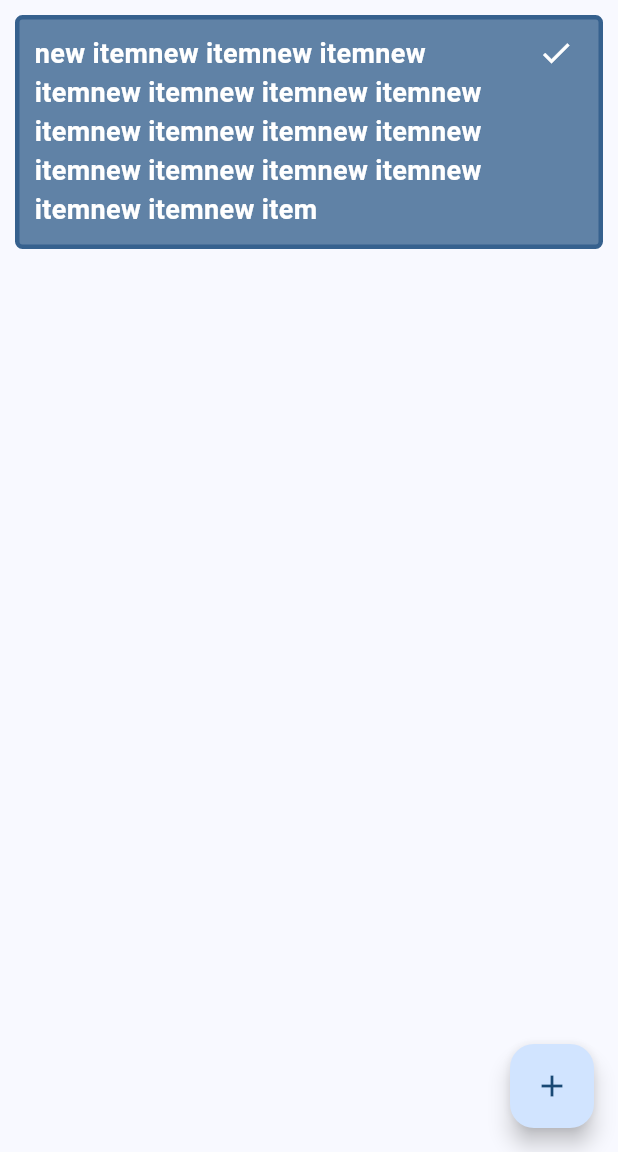
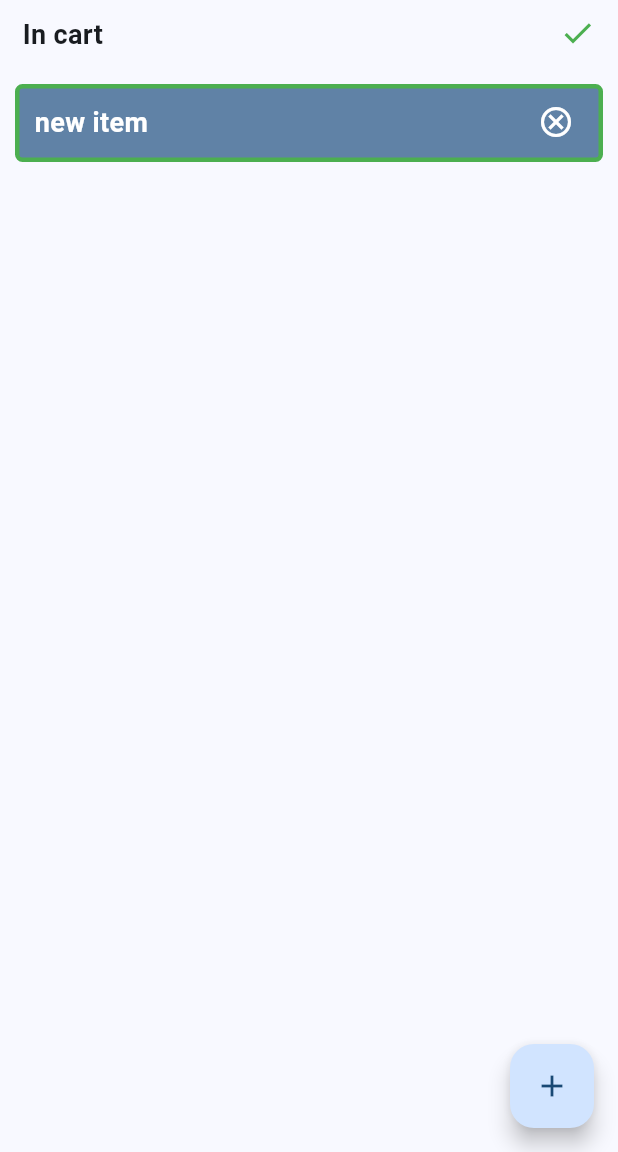
Before and after one commit to FBGFi/shopping-list, a Flutter app: the screen it shows after launch, after a tap on the "add" icon, after a tap on the "check" icon, on a phone screen of 412 x 824 dp, the part 84-1236 px from its top. Run offline on Flutter 3.47's test engine with Material 3 defaults, Android fonts, the phone set to English and light mode, and no system bars.

Commit message:
allow toggling items on and off

```diff
--- a/analysis_options.yaml
+++ b/analysis_options.yaml
@@ -1,28 +1,5 @@
-# This file configures the analyzer, which statically analyzes Dart code to
-# check for errors, warnings, and lints.
-#
-# The issues identified by the analyzer are surfaced in the UI of Dart-enabled
-# IDEs (https://dart.dev/tools#ides-and-editors). The analyzer can also be
-# invoked from the command line by running `flutter analyze`.
-
-# The following line activates a set of recommended lints for Flutter apps,
-# packages, and plugins designed to encourage good coding practices.
 include: package:flutter_lints/flutter.yaml
 
 linter:
-  # The lint rules applied to this project can be customized in the
-  # section below to disable rules from the `package:flutter_lints/flutter.yaml`
-  # included above or to enable additional rules. A list of all available lints
-  # and their documentation is published at https://dart.dev/lints.
-  #
-  # Instead of disabling a lint rule for the entire project in the
-  # section below, it can also be suppressed for a single line of code
-  # or a specific dart file by using the `// ignore: name_of_lint` and
-  # `// ignore_for_file: name_of_lint` syntax on the line or in the file
-  # producing the lint.
   rules:
-    # avoid_print: false  # Uncomment to disable the `avoid_print` rule
-    # prefer_single_quotes: true  # Uncomment to enable the `prefer_single_quotes` rule
-
-# Additional information about this file can be found at
-# https://dart.dev/guides/language/analysis-options
+    constant_identifier_names: false
--- a/lib/main.dart
+++ b/lib/main.dart
@@ -27,11 +27,22 @@ class ShoppingListPage extends StatefulWidget {
 }
 
 class _ShoppingListPageState extends State<ShoppingListPage> {
-  final List<String> _items = [];
+  List<ShoppingItem> _items = [];
   _addItem() {
     setState(() {
-      _items.add(
-          "new itemnew itemnew itemnew itemnew itemnew itemnew itemnew itemnew itemnew itemnew itemnew itemnew itemnew itemnew itemnew itemnew itemnew item");
+      _items.add(ShoppingItem(name: "new item"));
+    });
+  }
+
+  _toggleComplete(ShoppingItem item) {
+    setState(() {
+      item.complete = !item.complete;
+    });
+  }
+
+  _onCheckout() {
+    setState(() {
+      _items = _items.where((item) => !item.complete).toList();
     });
   }
 
@@ -40,33 +51,54 @@ class _ShoppingListPageState extends State<ShoppingListPage> {
     return Scaffold(
       appBar: AppBar(
           backgroundColor: Colors.blue, title: const Text("Shopping list")),
-      body: GroceriesList(items: _items),
+      body: ShoppingList(
+        items: _items,
+        toggleComplete: _toggleComplete,
+        onCheckout: _onCheckout,
+      ),
       floatingActionButton: FloatingActionButton(
           onPressed: _addItem, child: const Icon(Icons.add)),
     );
   }
 }
 
-class GroceriesList extends StatelessWidget {
-  const GroceriesList({super.key, required this.items});
-  final List<String> items;
+const BASE_UNITS = ["kpl", "g", "kg", "l"];
+
+class ShoppingItem {
+  String name;
+  late int quantity;
+  late String unit;
+  late bool complete;
+  ShoppingItem(
+      {required this.name,
+      this.quantity = 1,
+      this.unit = "kpl",
+      this.complete = false});
+}
+
+class ShoppingListItem extends StatelessWidget {
+  const ShoppingListItem(
+      {super.key, required this.item, required this.toggleComplete});
+  final ShoppingItem item;
+  final Function(ShoppingItem item) toggleComplete;
+
+  _toggleComplete() {
+    toggleComplete(item);
+  }
 
   @override
   Widget build(BuildContext context) {
-    return ListView(
-        children: items
-            .map((item) => Padding(
+    return Padding(
         padding: const EdgeInsets.all(10),
         child: Container(
             decoration: BoxDecoration(
                 borderRadius: BorderRadius.circular(5),
                 border: Border.all(
-                            color: Theme.of(context).colorScheme.primary,
+                    color: item.complete
+                        ? Colors.green
+                        : Theme.of(context).colorScheme.primary,
                     width: 3),
-                        color: Theme.of(context)
-                            .colorScheme
-                            .primary
-                            .withAlpha(200)),
+                color: Theme.of(context).colorScheme.primary.withAlpha(200)),
             child: Padding(
                 padding: const EdgeInsets.all(10),
                 child: Wrap(
@@ -75,32 +107,143 @@ class GroceriesList extends StatelessWidget {
                     children: [
                       FractionallySizedBox(
                         widthFactor: 0.85,
-                                child: Text(item,
+                        child: Text(item.name,
                             style: TextStyle(
                                 fontSize: 18,
                                 fontWeight: FontWeight.bold,
-                                        color: Theme.of(context)
-                                            .colorScheme
-                                            .onPrimary)),
+                                color:
+                                    Theme.of(context).colorScheme.onPrimary)),
                       ),
                       const FractionallySizedBox(
                         widthFactor: 0.05,
                       ),
                       FractionallySizedBox(
                           widthFactor: 0.1,
-                                child: IconButton(
-                                  onPressed: () {},
-                                  color:
-                                      Theme.of(context).colorScheme.onPrimary,
+                          child: ZeroHeightIconButton(
+                              icon: Icon(item.complete
+                                  ? Icons.cancel_outlined
+                                  : Icons.check),
+                              color: Theme.of(context).colorScheme.onPrimary,
+                              onPressed: _toggleComplete)),
+                    ]))));
+  }
+}
+
+class ShoppingList extends StatelessWidget {
+  const ShoppingList(
+      {super.key,
+      required this.items,
+      required this.toggleComplete,
+      required this.onCheckout});
+  final List<ShoppingItem> items;
+  final Function(ShoppingItem item) toggleComplete;
+  final Function() onCheckout;
+
+  @override
+  Widget build(BuildContext context) {
+    List<ShoppingItem> remainingItems =
+        items.where((item) => !item.complete).toList();
+    List<ShoppingItem> completedItems =
+        items.where((item) => item.complete).toList();
+    return ListView(children: [
+      ...remainingItems.map((item) => ShoppingListItem(
+            item: item,
+            toggleComplete: toggleComplete,
+          )),
+      ...(completedItems.isNotEmpty
+          ? [CheckoutItem(onCheckout: onCheckout)]
+          : []),
+      ...completedItems.map((item) => ShoppingListItem(
+            item: item,
+            toggleComplete: toggleComplete,
+          )),
+    ]);
+  }
+}
+
+class CheckoutItem extends StatefulWidget {
+  const CheckoutItem({super.key, required this.onCheckout});
+
+  final Function() onCheckout;
+
+  @override
+  State<CheckoutItem> createState() => _CheckoutItemState();
+}
+
+class _CheckoutItemState extends State<CheckoutItem> {
+  bool _checkingOut = false;
+
+  _toggleConfirmation() {
+    setState(() {
+      _checkingOut = !_checkingOut;
+    });
+  }
+
+  _onCheckout() {
+    setState(() {
+      _checkingOut = false;
+      widget.onCheckout();
+    });
+  }
+
+  @override
+  Widget build(BuildContext context) {
+    return Padding(
+        padding:
+            const EdgeInsets.only(left: 15, top: 10, right: 15, bottom: 10),
+        child: Wrap(
+            direction: Axis.horizontal,
+            alignment: WrapAlignment.spaceBetween,
+            children: [
+              Text(_checkingOut ? "Are you sure?" : "In cart",
+                  style: const TextStyle(
+                    fontSize: 18,
+                    fontWeight: FontWeight.bold,
+                  )),
+              _checkingOut
+                  ? Wrap(direction: Axis.horizontal, children: [
+                      ZeroHeightIconButton(
+                        onPressed: _onCheckout,
                         icon: const Icon(Icons.check),
+                        color: Colors.green,
+                      ),
+                      Container(
+                        width: 10,
+                      ),
+                      ZeroHeightIconButton(
+                        onPressed: _toggleConfirmation,
+                        icon: const Icon(Icons.cancel_outlined),
+                        color: Colors.red,
+                      ),
+                    ])
+                  : ZeroHeightIconButton(
+                      onPressed: _toggleConfirmation,
+                      icon: const Icon(Icons.check),
+                      color: Colors.green,
+                    )
+            ]));
+  }
+}
+
+class ZeroHeightIconButton extends StatelessWidget {
+  const ZeroHeightIconButton(
+      {super.key,
+      required this.icon,
+      required this.color,
+      required this.onPressed});
+  final Widget icon;
+  final Color color;
+  final Function() onPressed;
+
+  @override
+  Widget build(BuildContext context) {
+    return IconButton(
+      onPressed: onPressed,
+      color: color,
+      icon: icon,
       padding: EdgeInsets.zero,
       constraints: const BoxConstraints(),
-                                  style: const ButtonStyle(
-                                      tapTargetSize:
-                                          MaterialTapTargetSize.shrinkWrap),
-                                ),
-                              ),
-                            ])))))
-            .toList());
+      style: const ButtonStyle(tapTargetSize: MaterialTapTargetSize.shrinkWrap),
+    );
   }
 }
```
Lines whose indentation alone changed are shown as unchanged.
